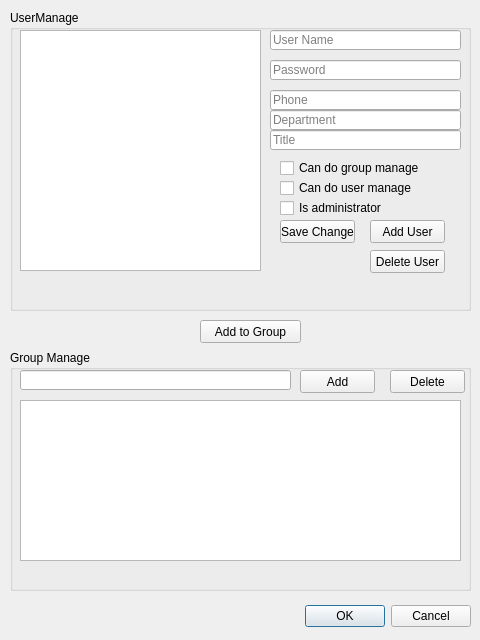
Qt form ForeEnd/managerwindow.ui (longruiliu/ECR) before a commit.
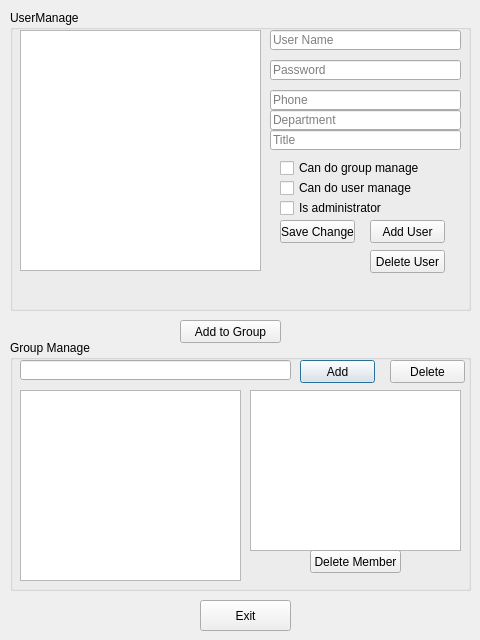
The same form after that commit.

Commit message: try to design manager window by hand

What changed in the file:
```diff
--- a/ForeEnd/managerwindow.ui
+++ b/ForeEnd/managerwindow.ui
@@ -13,29 +13,13 @@
   <property name="windowTitle">
    <string>Dialog</string>
   </property>
-  <widget class="QDialogButtonBox" name="buttonBox">
-   <property name="geometry">
-    <rect>
-     <x>10</x>
-     <y>600</y>
-     <width>461</width>
-     <height>32</height>
-    </rect>
-   </property>
-   <property name="orientation">
-    <enum>Qt::Horizontal</enum>
-   </property>
-   <property name="standardButtons">
-    <set>QDialogButtonBox::Cancel|QDialogButtonBox::Ok</set>
-   </property>
-  </widget>
   <widget class="QGroupBox" name="groupBox">
    <property name="geometry">
     <rect>
      <x>10</x>
-     <y>350</y>
+     <y>340</y>
      <width>461</width>
-     <height>241</height>
+     <height>251</height>
     </rect>
    </property>
    <property name="title">
@@ -51,7 +35,7 @@
      </rect>
     </property>
    </widget>
-   <widget class="QPushButton" name="pushButton">
+   <widget class="QPushButton" name="addGroup">
     <property name="geometry">
      <rect>
       <x>290</x>
@@ -82,11 +66,34 @@
      <rect>
       <x>10</x>
       <y>50</y>
-      <width>441</width>
+      <width>221</width>
+      <height>191</height>
+     </rect>
+    </property>
+   </widget>
+   <widget class="QListWidget" name="listWidget_3">
+    <property name="geometry">
+     <rect>
+      <x>240</x>
+      <y>50</y>
+      <width>211</width>
       <height>161</height>
      </rect>
     </property>
    </widget>
+   <widget class="QPushButton" name="deleteMember">
+    <property name="geometry">
+     <rect>
+      <x>300</x>
+      <y>210</y>
+      <width>91</width>
+      <height>23</height>
+     </rect>
+    </property>
+    <property name="text">
+     <string>Delete Member</string>
+    </property>
+   </widget>
   </widget>
   <widget class="QGroupBox" name="groupBox_2">
    <property name="geometry">
@@ -260,7 +267,7 @@
   <widget class="QPushButton" name="pushButton_6">
    <property name="geometry">
     <rect>
-     <x>200</x>
+     <x>180</x>
      <y>320</y>
      <width>101</width>
      <height>23</height>
@@ -270,6 +277,19 @@
     <string>Add to Group</string>
    </property>
   </widget>
+  <widget class="QPushButton" name="pushButton">
+   <property name="geometry">
+    <rect>
+     <x>200</x>
+     <y>600</y>
+     <width>91</width>
+     <height>31</height>
+    </rect>
+   </property>
+   <property name="text">
+    <string>Exit</string>
+   </property>
+  </widget>
  </widget>
  <resources/>
  <connections>
```
Left out of the diff: 63 changed lines with no effect on the pictures. The commit also changes 1 other file.
